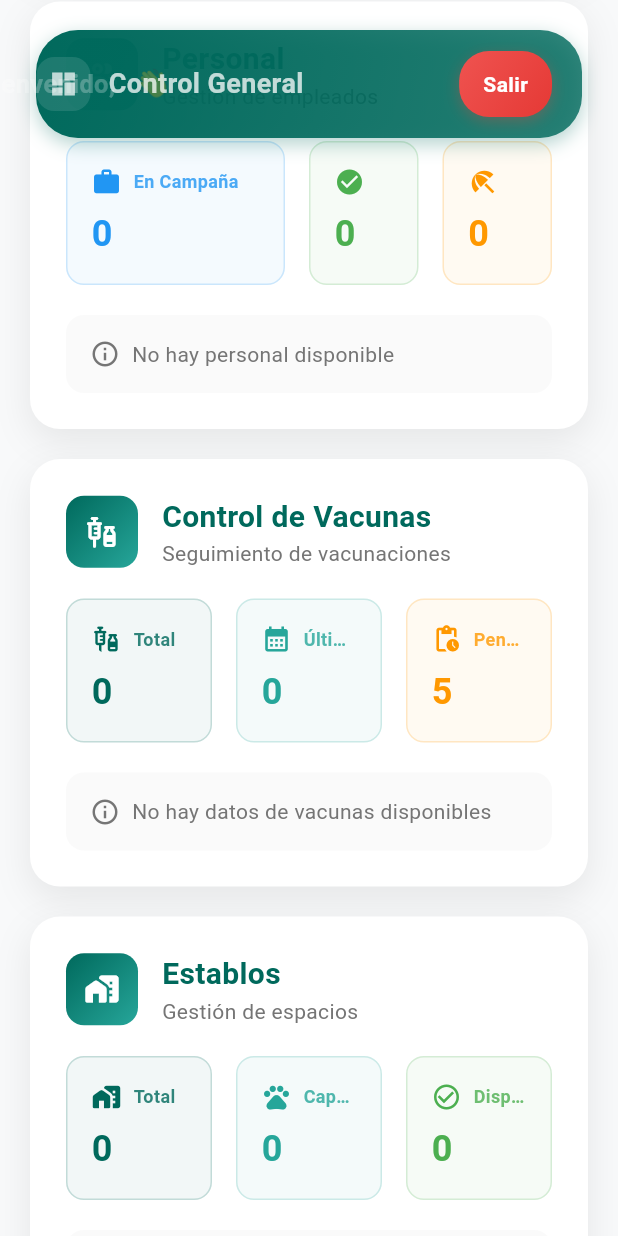
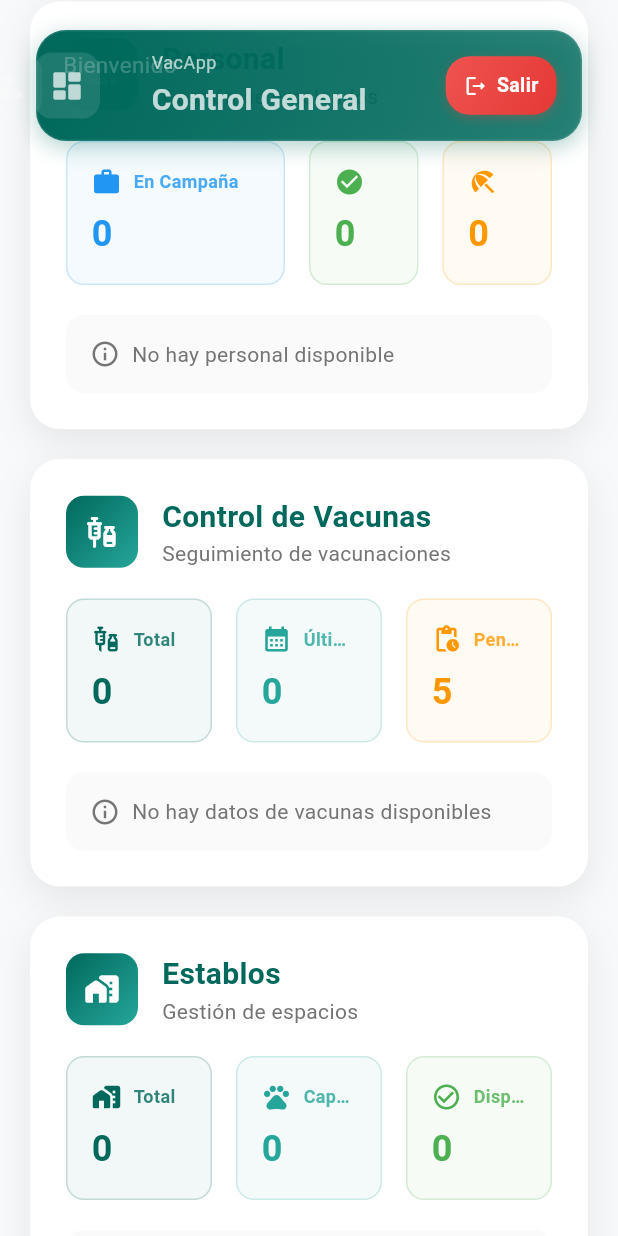
Before and after one commit to 1ASI0732-Grupo-3/Mobile--VacApp, a Flutter app: the HomePage screen opened directly, scrolled down 576 dp, on a phone screen of 412 x 824 dp. Run offline on Flutter 3.47's test engine with Material 3 defaults, Android fonts, the light colour scheme and no system bars; our stand-ins replace flutter_bloc, image_picker, qr_flutter, shared_preferences, sqflite; accounts and stored records are empty; network calls fail.

Commit message:
Feat(welcome): new design wecolme

```diff
--- a/lib/features/home/presentation/widgets/welcome_header.dart
+++ b/lib/features/home/presentation/widgets/welcome_header.dart
@@ -105,24 +105,29 @@ class _WelcomeHeaderState extends State<WelcomeHeader> {
           return AnimatedContainer(
             duration: const Duration(milliseconds: 300),
             curve: Curves.easeInOut,
-            padding: const EdgeInsets.symmetric(horizontal: 20, vertical: 14),
+            padding: const EdgeInsets.symmetric(horizontal: 16, vertical: 12),
             decoration: BoxDecoration(
               gradient: LinearGradient(
                 colors: [primaryColor, primaryColor.withOpacity(0.8)],
                 begin: Alignment.topLeft,
                 end: Alignment.bottomRight,
               ),
-              borderRadius: BorderRadius.circular(28),
+              borderRadius: BorderRadius.circular(20),
+              border: Border.all(
+                color: Colors.white.withOpacity(0.1),
+                width: 1,
+              ),
               boxShadow: [
                 BoxShadow(
                   color: primaryColor.withOpacity(0.3),
-                  blurRadius: 10,
+                  blurRadius: 12,
                   offset: const Offset(0, 4),
                 ),
               ],
             ),
             child: Row(
               mainAxisAlignment: MainAxisAlignment.spaceBetween,
+              crossAxisAlignment: CrossAxisAlignment.center,
               children: [
                 // Contenido principal del header
                 Expanded(
@@ -145,32 +150,46 @@ class _WelcomeHeaderState extends State<WelcomeHeader> {
                   ),
                 ),
 
-                // Botón logout
-                GestureDetector(
+                // Botón logout con diseño mejorado
+                Container(
+                  margin: const EdgeInsets.only(left: 12),
+                  child: GestureDetector(
                     onTap: _logout,
                     child: Container(
-                    padding: const EdgeInsets.symmetric(horizontal: 16, vertical: 12),
+                      padding: const EdgeInsets.symmetric(horizontal: 12, vertical: 10),
                       decoration: BoxDecoration(
                         gradient: LinearGradient(
                           colors: [Colors.red.shade400, Colors.red.shade600],
                           begin: Alignment.topLeft,
                           end: Alignment.bottomRight,
                         ),
-                      borderRadius: BorderRadius.circular(20),
+                        borderRadius: BorderRadius.circular(16),
                         boxShadow: [
                           BoxShadow(
                             color: Colors.red.withOpacity(0.3),
-                          blurRadius: 8,
-                          offset: const Offset(0, 3),
+                            blurRadius: 6,
+                            offset: const Offset(0, 2),
                           ),
                         ],
                       ),
-                    child: const Text(
+                      child: Row(
+                        mainAxisSize: MainAxisSize.min,
+                        children: const [
+                          Icon(
+                            Icons.logout_rounded,
+                            color: Colors.white,
+                            size: 16,
+                          ),
+                          SizedBox(width: 6),
+                          Text(
                             'Salir',
                             style: TextStyle(
                               color: Colors.white,
                               fontWeight: FontWeight.w600,
-                        fontSize: 14,
+                              fontSize: 13,
+                            ),
+                          ),
+                        ],
                       ),
                     ),
                   ),
@@ -186,8 +205,34 @@ class _WelcomeHeaderState extends State<WelcomeHeader> {
   Widget _buildWelcomeMode(bool isLoading, String username) {
     return Row(
       key: const ValueKey('welcome_mode'),
+      mainAxisAlignment: MainAxisAlignment.start,
+      crossAxisAlignment: CrossAxisAlignment.center,
       children: [
-        AnimatedSwitcher(
+        // Avatar container with improved styling
+        Container(
+          height: 42,
+          width: 42,
+          padding: const EdgeInsets.all(0),
+          decoration: BoxDecoration(
+            color: Colors.white.withOpacity(0.2),
+            borderRadius: BorderRadius.circular(12),
+            border: Border.all(
+              color: Colors.white.withOpacity(0.1),
+              width: 1,
+            ),
+          ),
+          child: ClipRRect(
+            borderRadius: BorderRadius.circular(11),
+            child: const Icon(
+              Icons.person_rounded,
+              color: Colors.white,
+              size: 24,
+            ),
+          ),
+        ),
+        const SizedBox(width: 14),
+        Expanded(
+          child: AnimatedSwitcher(
             duration: const Duration(milliseconds: 500),
             transitionBuilder: (child, animation) =>
                 FadeTransition(opacity: animation, child: child),
@@ -199,19 +244,43 @@ class _WelcomeHeaderState extends State<WelcomeHeader> {
                     child: LinearProgressIndicator(
                       backgroundColor: lightGreen.withOpacity(0.5),
                       color: accentColor,
+                      borderRadius: BorderRadius.circular(8),
                     ),
                   )
-              : Text(
-                  'Bienvenido, $username ',
+                : Column(
+                    mainAxisSize: MainAxisSize.min,
+                    crossAxisAlignment: CrossAxisAlignment.start,
+                    children: [
+                      Row(
+                        children: [
+                          Text(
+                            'Bienvenido',
+                            key: const ValueKey('welcome'),
+                            style: TextStyle(
+                              fontSize: 15,
+                              fontWeight: FontWeight.w400,
+                              color: Colors.white.withOpacity(0.85),
+                              height: 1.1,
+                            ),
+                          ),
+                        ],
+                      ),
+                      const SizedBox(height: 4),
+                      Text(
+                        username,
                         key: const ValueKey('username'),
                         style: const TextStyle(
-                    fontSize: 17,
-                    fontWeight: FontWeight.w600,
+                          fontSize: 20,
+                          fontWeight: FontWeight.w700,
                           color: Colors.white,
+                          height: 1.1,
+                        ),
+                        overflow: TextOverflow.ellipsis,
+                      ),
+                    ],
                   ),
           ),
         ),
-        const Text(' 👋', style: TextStyle(fontSize: 18)),
       ],
     );
   }
@@ -219,26 +288,52 @@ class _WelcomeHeaderState extends State<WelcomeHeader> {
   Widget _buildTitleMode() {
     return Row(
       key: const ValueKey('title_mode'),
+      mainAxisAlignment: MainAxisAlignment.start,
+      crossAxisAlignment: CrossAxisAlignment.center,
       children: [
         Container(
-          padding: const EdgeInsets.all(8),
+          height: 44,
+          width: 44,
+          padding: const EdgeInsets.all(10),
           decoration: BoxDecoration(
             color: Colors.white.withOpacity(0.15),
             borderRadius: BorderRadius.circular(12),
           ),
           child: const Icon(
-            Icons.dashboard,
+            Icons.dashboard_rounded,
             color: Colors.white,
-            size: 20,
+            size: 24,
           ),
         ),
         const SizedBox(width: 12),
+        Expanded(
+          child: Center(
+            child: Column(
+              mainAxisAlignment: MainAxisAlignment.center,
+              crossAxisAlignment: CrossAxisAlignment.start,
+              children: [
+                Text(
+                  'VacApp',
+                  style: TextStyle(
+                    fontSize: 12,
+                    fontWeight: FontWeight.w400,
+                    color: Colors.white.withOpacity(0.9),
+                    letterSpacing: 0.3,
+                  ),
+                ),
+                const SizedBox(height: 2),
                 const Text(
                   'Control General',
                   style: TextStyle(
-            fontSize: 18,
-            fontWeight: FontWeight.w700,
+                    fontSize: 20,
+                    fontWeight: FontWeight.bold,
                     color: Colors.white,
+                    letterSpacing: 0.2,
+                  ),
+                  overflow: TextOverflow.ellipsis,
+                ),
+              ],
+            ),
           ),
         ),
       ],
```
Lines whose indentation alone changed are shown as unchanged.
